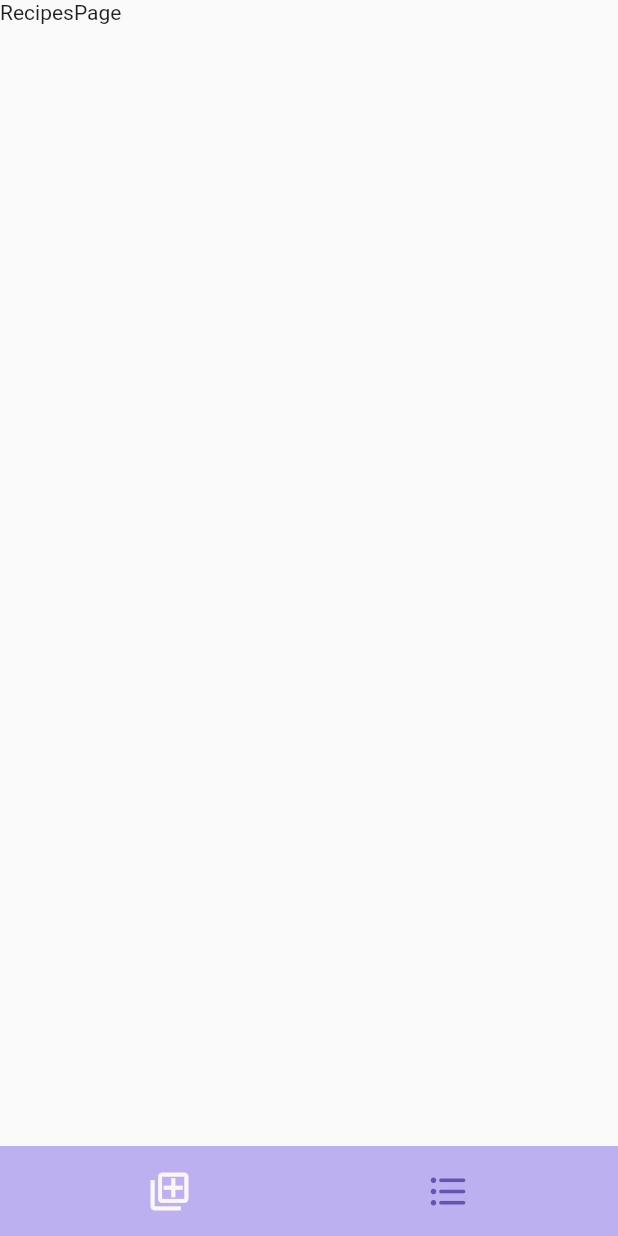
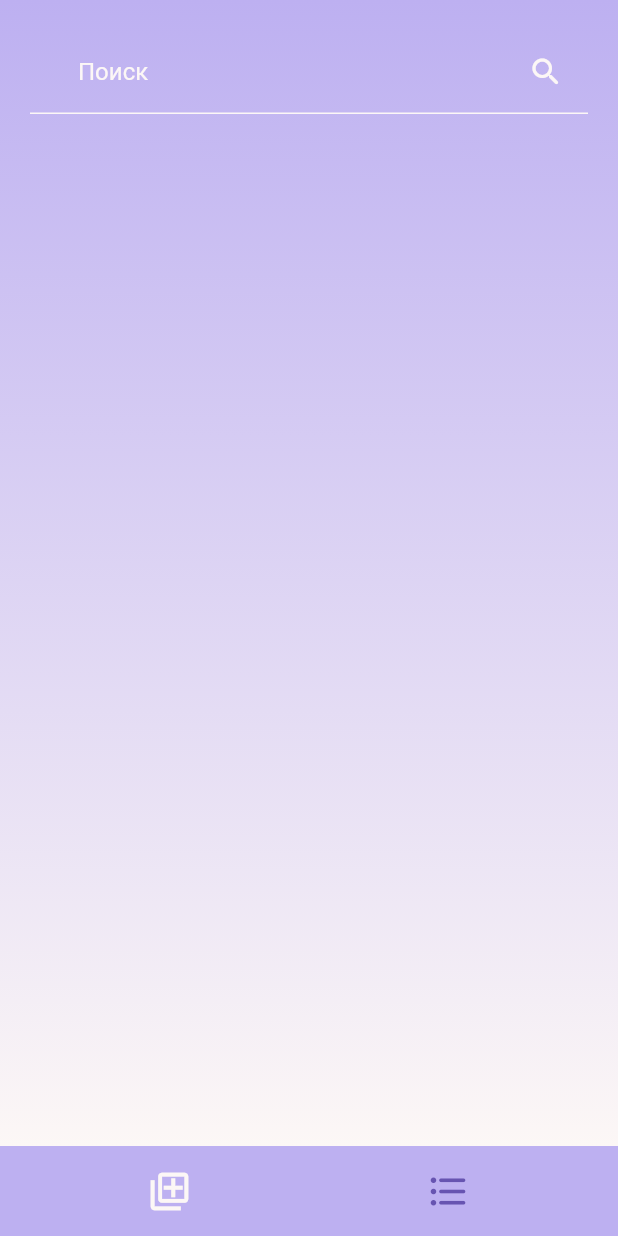
Before and after one commit to KatyaSobolevskaya/di_counter, a Flutter app: the screen it shows after launch, after a tap on the "format list bulleted" icon, on a phone screen of 412 x 824 dp. Run offline on Flutter 3.47's test engine with Material 2 defaults, Android fonts, the phone set to English and light mode, and no system bars; our stand-ins replace equatable, get.

```diff
--- a/lib/domain/entities/dish.dart
+++ b/lib/domain/entities/dish.dart
@@ -1,6 +1,21 @@
-class Product {
+import 'package:di_counter/domain/entities/product.dart';
+
+class Dish {
+  final int id;
   final String name;
   final int calories;
+  final int weightBefore;
+  final int weightAfter;
+  final int userId;
+  final List<Product> products;
 
-  Product({required this.name, required this.calories});
+  Dish({
+    required this.id,
+    required this.name,
+    required this.calories,
+    required this.weightBefore,
+    required this.weightAfter,
+    required this.userId,
+    required this.products,
+  });
 }
--- /dev/null
+++ b/lib/domain/entities/product.dart
@@ -0,0 +1,11 @@
+class Product {
+  final int id;
+  final String name;
+  final int calories;
+
+  Product({
+    required this.name,
+    required this.calories,
+    required this.id,
+  });
+}
--- a/lib/presentation/app/localisation/languages.dart
+++ b/lib/presentation/app/localisation/languages.dart
@@ -12,6 +12,7 @@ class Languages extends Translations {
           StringsConsts.name: 'Название',
           StringsConsts.calories: 'кк',
           StringsConsts.grams: 'г',
+          StringsConsts.search: 'Поиск',
         },
       };
 }
--- a/lib/presentation/app/localisation/strings_consts.dart
+++ b/lib/presentation/app/localisation/strings_consts.dart
@@ -6,4 +6,5 @@ class StringsConsts {
   static const name = 'name';
   static const calories = 'calories';
   static const grams = 'grams';
+  static const search = 'search';
 }
--- a/lib/presentation/pages/calculation/calculation_page.dart
+++ b/lib/presentation/pages/calculation/calculation_page.dart
@@ -1,4 +1,4 @@
-import 'package:di_counter/domain/entities/dish.dart';
+import 'package:di_counter/domain/entities/product.dart';
 import 'package:di_counter/presentation/app/localisation/strings_consts.dart';
 import 'package:di_counter/presentation/pages/calculation/calculation_controller.dart';
 import 'package:di_counter/presentation/theme/di_counter_theme.dart';
@@ -41,18 +41,18 @@ class CalculationPage extends StatelessWidget {
                     children: [
                       _Weight(
                         title: StringsConsts.weightBefore.tr,
-                        value: _controller.weightBefore.value,
+                        value: _controller.dish.value.weightBefore,
                       ),
                       const SizedBox(width: Dimensions.averagePadding),
                       _Weight(
                         title: StringsConsts.weightAfter.tr,
-                        value: _controller.weightAfter.value,
+                        value: _controller.dish.value.weightAfter,
                       ),
                     ],
                   ),
                   const SizedBox(height: Dimensions.averagePadding),
                   _Table(
-                    products: _controller.products,
+                    products: _controller.dish.value.products,
                   ),
                   Row(
                     children: [
@@ -75,7 +75,7 @@ class CalculationPage extends StatelessWidget {
                 ],
               ),
             ),
-            _Result(result: _controller.result.value),
+            _Result(result: _controller.dish.value.calories),
           ],
         ),
       );
@@ -215,7 +215,7 @@ class _ProductItem extends StatelessWidget {
       height: Dimensions.averageHeight,
       child: Column(
         children: [
-          const DiCounterDivider(),
+          DiCounterDivider.secondary(context),
           Row(
             children: [
               Expanded(
@@ -230,9 +230,10 @@ class _ProductItem extends StatelessWidget {
                   ),
                 ),
               ),
-              const SizedBox(
-                  height: Dimensions.dividerHeight,
-                  child: DiCounterDivider(horizontal: false)),
+              SizedBox(
+                height: Dimensions.dividerHeight,
+                child: DiCounterDivider.secondary(context, horizontal: false),
+              ),
               SizedBox(
                 width: Dimensions.ceilWidth,
                 child: Padding(
--- a/lib/presentation/pages/home/home_bindings.dart
+++ b/lib/presentation/pages/home/home_bindings.dart
@@ -1,5 +1,6 @@
 import 'package:di_counter/presentation/pages/calculation/calculation_controller.dart';
 import 'package:di_counter/presentation/pages/home/home_controller.dart';
+import 'package:di_counter/presentation/pages/recipes/recipes_controller.dart';
 import 'package:get/get.dart';
 
 class HomeBinding extends Bindings {
@@ -7,5 +8,6 @@ class HomeBinding extends Bindings {
   void dependencies() {
     Get.lazyPut(() => HomeController());
     Get.lazyPut(() => CalculationController());
+    Get.lazyPut(() => RecipesController());
   }
 }
--- a/lib/presentation/pages/home/home_tabs.dart
+++ b/lib/presentation/pages/home/home_tabs.dart
@@ -10,7 +10,7 @@ enum HomeTabs {
 extension HomeTabsExt on HomeTabs {
   Widget get page => switch (this) {
         HomeTabs.calculation => CalculationPage(),
-        HomeTabs.recipes => const RecipesPage(),
+        HomeTabs.recipes => RecipesPage(),
       };
 
   Icon get icon => switch (this) {
--- /dev/null
+++ b/lib/presentation/pages/recipes/recipes_controller.dart
@@ -0,0 +1,7 @@
+import 'package:di_counter/domain/entities/dish.dart';
+import 'package:get/get.dart';
+
+class RecipesController extends GetxController {
+  RxList<Dish> dishes = <Dish>[].obs;
+  RxList<Dish> searchedDishes = <Dish>[].obs;
+}
--- a/lib/presentation/pages/recipes/recipes_page.dart
+++ b/lib/presentation/pages/recipes/recipes_page.dart
@@ -1,12 +1,150 @@
+import 'package:di_counter/domain/entities/dish.dart';
+import 'package:di_counter/presentation/app/localisation/strings_consts.dart';
+import 'package:di_counter/presentation/pages/recipes/recipes_controller.dart';
+import 'package:di_counter/presentation/theme/di_counter_theme.dart';
+import 'package:di_counter/presentation/theme/theme_extension.dart';
+import 'package:di_counter/presentation/utils/consts/di_counter_dimensions.dart';
+import 'package:di_counter/presentation/widgets/di_counter_divider.dart';
 import 'package:flutter/material.dart';
+import 'package:get/get_utils/src/extensions/internacionalization.dart';
+import 'package:get/instance_manager.dart';
 
 class RecipesPage extends StatelessWidget {
-  const RecipesPage({super.key});
+  RecipesPage({super.key});
+
+  final RecipesController _controller = Get.find<RecipesController>();
 
   @override
   Widget build(BuildContext context) {
-    return const Scaffold(
-      body: Text('RecipesPage'),
+    return Stack(
+      children: [
+        Container(
+          decoration: BoxDecoration(
+            gradient: LinearGradient(
+              begin: Alignment.topCenter,
+              end: Alignment.bottomCenter,
+              colors: [
+                context.theme.secondaryBackgroundColor,
+                context.theme.primaryBackgroundColor,
+              ],
+            ),
+          ),
+        ),
+        Container(
+          padding: const EdgeInsets.all(Dimensions.averagePadding),
+          child: Column(
+            children: [
+              _Search(searchedDishes: _controller.searchedDishes),
+              Expanded(
+                child: ListView.builder(
+                    itemCount: _controller.dishes.length,
+                    itemBuilder: (BuildContext context, int index) {
+                      return _DishItem(dish: _controller.dishes[index]);
+                    }),
+              ),
+            ],
+          ),
+        )
+      ],
     );
   }
 }
+
+class _Search extends StatelessWidget {
+  final List<Dish> searchedDishes;
+
+  const _Search({Key? key, required this.searchedDishes}) : super(key: key);
+
+  @override
+  Widget build(BuildContext context) {
+    return SearchAnchor.bar(
+      barHintText: StringsConsts.search.tr,
+      barHintStyle: MaterialStateProperty.all(context.theme.baseLight),
+      barTrailing: [
+        Icon(
+          Icons.search_rounded,
+          color: context.theme.secondaryIconColor,
+        ),
+      ],
+      barLeading: const SizedBox.shrink(),
+      viewLeading: Icon(
+        Icons.arrow_back_ios_new_rounded,
+        color: context.theme.primaryIconColor,
+      ),
+      viewTrailing: [
+        Icon(
+          Icons.clear_rounded,
+          color: context.theme.primaryIconColor,
+        ),
+      ],
+      viewBackgroundColor: context.theme.primaryBackgroundColor,
+      viewHeaderHintStyle: context.theme.base,
+      viewHeaderTextStyle: context.theme.base,
+      barElevation: MaterialStateProperty.all(0),
+      barBackgroundColor: MaterialStateProperty.all<Color>(Colors.transparent),
+      barShape: MaterialStateProperty.all<OutlinedBorder>(
+        LinearBorder(
+          bottom: const LinearBorderEdge(),
+          side: BorderSide(
+            color: context.theme.dividerColor,
+            width: Dimensions.dividerThickness,
+          ),
+        ),
+      ),
+      suggestionsBuilder: (BuildContext context, SearchController controller) {
+        return searchedDishes
+            .map((dish) => Padding(
+                  padding: const EdgeInsets.symmetric(
+                    horizontal: Dimensions.averagePadding,
+                  ),
+                  child: _DishItem(
+                    dish: dish,
+                    inSearchView: true,
+                  ),
+                ))
+            .toList();
+      },
+    );
+  }
+}
+
+class _DishItem extends StatelessWidget {
+  final Dish dish;
+  final bool inSearchView;
+
+  const _DishItem({
+    Key? key,
+    required this.dish,
+    this.inSearchView = false,
+  }) : super(key: key);
+
+  @override
+  Widget build(BuildContext context) {
+    final textStyle =
+        inSearchView ? context.theme.base : context.theme.baseLight;
+    return SizedBox(
+      height: Dimensions.averageHeight,
+      child: Column(
+        mainAxisAlignment: MainAxisAlignment.end,
+        children: [
+          Row(
+            mainAxisAlignment: MainAxisAlignment.spaceBetween,
+            children: [
+              Text(
+                dish.name,
+                style: textStyle,
+              ),
+              Text(
+                '${dish.calories} ${StringsConsts.calories.tr}',
+                style: textStyle,
+              ),
+            ],
+          ),
+          inSearchView
+              ? DiCounterDivider.secondary(context)
+              : DiCounterDivider.main(context),
+        ],
+      ),
+    );
+  }
+}
--- a/lib/presentation/utils/consts/di_counter_dimensions.dart
+++ b/lib/presentation/utils/consts/di_counter_dimensions.dart
@@ -15,5 +15,5 @@ class Dimensions {
 
   static const iconSize = 30.0;
 
-  static const dividerThickness = 2.0;
+  static const dividerThickness = 1.0;
 }
```
Also changed, not shown: lib/presentation/pages/calculation/calculation_controller.dart (+10 -6 lines), lib/presentation/theme/di_counter_themes.dart (+11 -11 lines), lib/presentation/widgets/di_counter_divider.dart (+14 -4 lines), 1 other file.
